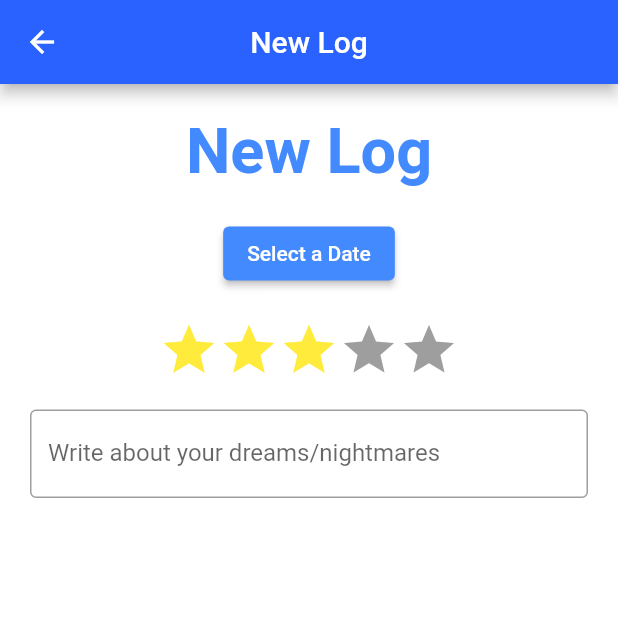
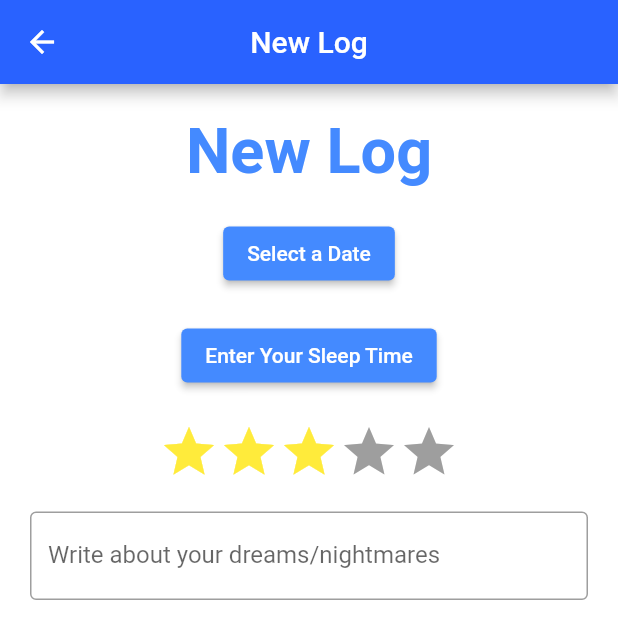
Before and after one commit to Snail51/SweetDreams, a Flutter app: the CreateLogPage screen opened directly with empty values, on a phone screen of 412 x 824 dp. Shown: the top 639 px of the screen. Run offline on Flutter 3.47's test engine with Material 2 defaults, Android fonts, the phone set to English and light mode, and no system bars; drawn by our look-alikes of flutter_rating_bar; missing offline and left inert: time_range_picker.

Commit message:
added time range picker

```diff
--- a/lib/dreams/views/create_log.dart
+++ b/lib/dreams/views/create_log.dart
@@ -2,6 +2,7 @@ import 'package:flutter/cupertino.dart';
 import 'package:flutter/material.dart';
 import 'package:flutter_rating_bar/flutter_rating_bar.dart';
 import 'package:units/database.dart';
+import 'package:time_range_picker/time_range_picker.dart';
 
 class CreateLogPage extends StatefulWidget {
 
@@ -20,7 +21,6 @@ class _CreateLogPageState extends State<CreateLogPage>  {
 
   var _rating = 0.0;
   DateTime selectedDate = DateTime.now();
-
 
 
   @override
@@ -65,6 +65,16 @@ class _CreateLogPageState extends State<CreateLogPage>  {
               ),
               Padding(
                 padding:EdgeInsets.only(top: 20.0, left: 20.0, right: 20.0,),
+                child: ElevatedButton(
+                    style: ElevatedButton.styleFrom(
+                        primary: Colors.blueAccent
+                    ),
+                    child: Text('Enter Your Sleep Time'),
+                    onPressed: () => showTimeRangePicker(context: context)
+                ),
+              ),
+              Padding(
+                padding:EdgeInsets.only(top: 20.0, left: 20.0, right: 20.0,),
                 child: RatingBar(
                   minRating: 0,
                   maxRating: 5,
```
Lines whose indentation alone changed are shown as unchanged.
